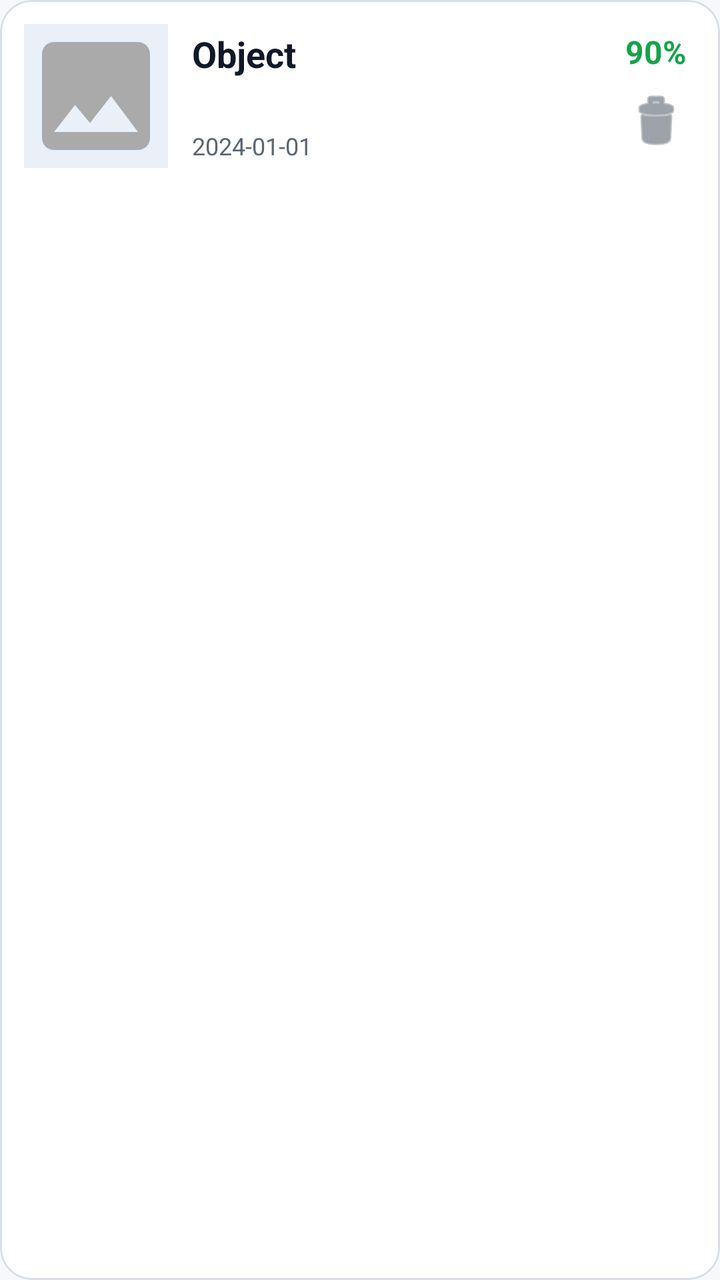
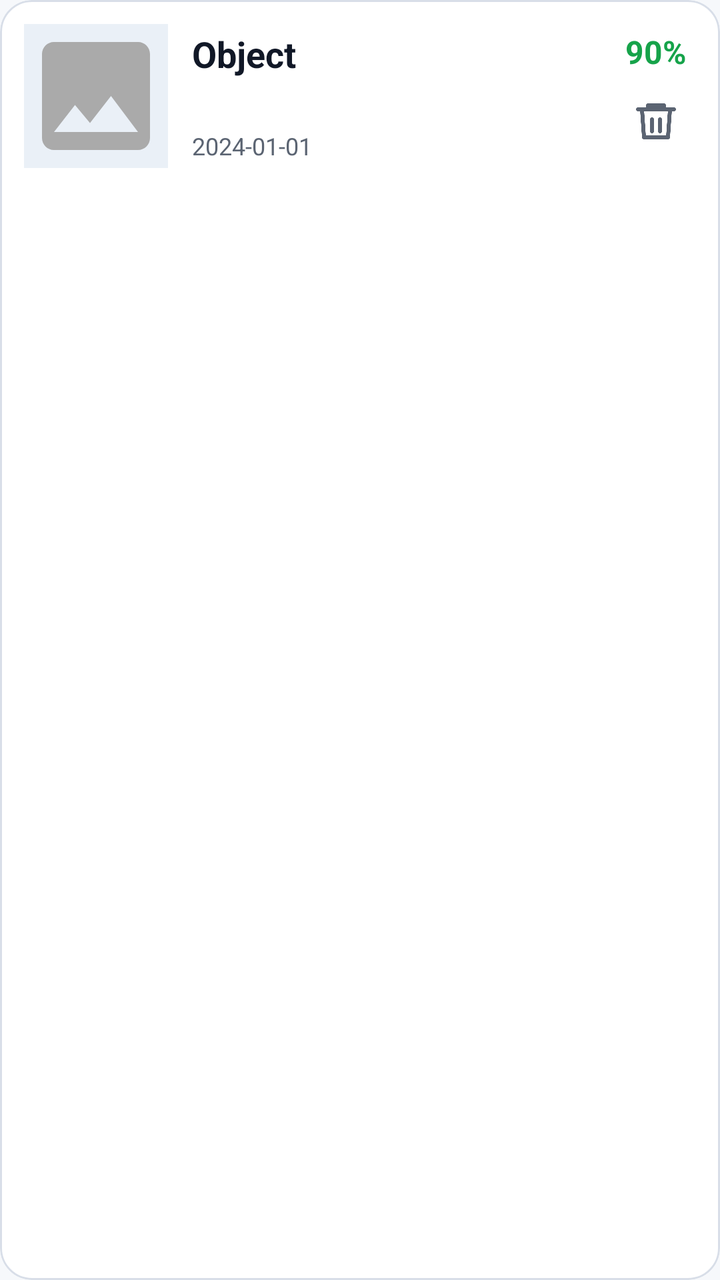

Compare the two renders of this Android layout. The source of the first and the diff that turns it into the second are given below.
<!-- AndroidManifest.xml: application theme Theme.ObjectLanguage -->
<!-- res/layout/item_history.xml -->
<?xml version="1.0" encoding="utf-8"?>
<com.google.android.material.card.MaterialCardView xmlns:android="http://schemas.android.com/apk/res/android"
    xmlns:app="http://schemas.android.com/apk/res-auto"
    android:layout_width="match_parent"
    android:layout_height="wrap_content"
    android:layout_marginBottom="10dp"
    app:cardBackgroundColor="@color/surface"
    app:cardCornerRadius="16dp"
    app:cardElevation="0dp"
    app:strokeColor="@color/divider"
    app:strokeWidth="1dp">

    <LinearLayout
        android:layout_width="match_parent"
        android:layout_height="wrap_content"
        android:gravity="center_vertical"
        android:minHeight="96dp"
        android:orientation="horizontal"
        android:padding="12dp">

        <ImageView
            android:id="@+id/ivThumbnail"
            android:layout_width="72dp"
            android:layout_height="72dp"
            android:background="@color/surface_variant"
            android:contentDescription="@string/history_image"
            android:scaleType="centerCrop"
            android:src="@drawable/ic_image_placeholder" />

        <LinearLayout
            android:layout_width="0dp"
            android:layout_height="wrap_content"
            android:layout_marginStart="12dp"
            android:layout_weight="1"
            android:orientation="vertical">

            <TextView
                android:id="@+id/tvObjectCode"
                android:layout_width="match_parent"
                android:layout_height="wrap_content"
                android:ellipsize="end"
                android:maxLines="1"
                android:text="Object"
                android:textColor="@color/text_primary"
                android:textSize="18sp"
                android:textStyle="bold" />

            <TextView
                android:id="@+id/tvDefinition"
                android:layout_width="match_parent"
                android:layout_height="wrap_content"
                android:layout_marginTop="2dp"
                android:ellipsize="end"
                android:maxLines="1"
                android:textColor="@color/text_secondary"
                android:textSize="13sp" />

            <TextView
                android:id="@+id/tvDate"
                android:layout_width="match_parent"
                android:layout_height="wrap_content"
                android:layout_marginTop="6dp"
                android:ellipsize="end"
                android:maxLines="1"
                android:text="2024-01-01"
                android:textColor="@color/text_secondary"
                android:textSize="12sp" />

            <TextView
                android:id="@+id/tvReviewStatus"
                android:layout_width="wrap_content"
                android:layout_height="wrap_content"
                android:layout_marginTop="6dp"
                android:paddingStart="8dp"
                android:paddingTop="3dp"
                android:paddingEnd="8dp"
                android:paddingBottom="3dp"
                android:textColor="@color/warning"
                android:textSize="11sp"
                android:textStyle="bold"
                android:visibility="gone" />
        </LinearLayout>

        <LinearLayout
            android:layout_width="wrap_content"
            android:layout_height="match_parent"
            android:gravity="center"
            android:orientation="vertical">

            <TextView
                android:id="@+id/tvConfidence"
                android:layout_width="wrap_content"
                android:layout_height="wrap_content"
                android:text="90%"
                android:textColor="@color/secondary"
                android:textSize="16sp"
                android:textStyle="bold" />

            <ImageButton
                android:id="@+id/btnDeleteHistory"
                android:layout_width="40dp"
                android:layout_height="40dp"
                android:layout_marginTop="4dp"
                android:background="?attr/selectableItemBackgroundBorderless"
                android:contentDescription="@string/btn_delete"
                android:src="@android:drawable/ic_menu_delete"
                app:tint="@color/text_secondary" />
        </LinearLayout>
    </LinearLayout>
</com.google.android.material.card.MaterialCardView>
<!-- resources referenced by this layout -->
<resources>
  <color name="divider">#D8DEE8</color>
  <color name="secondary">#16A34A</color>
  <color name="surface">#FFFFFF</color>
  <color name="surface_variant">#EAF0F7</color>
  <color name="text_primary">#111827</color>
  <color name="text_secondary">#5B6472</color>
  <color name="warning">#D97706</color>
  <!-- drawable ic_image_placeholder (drawable) -->
  <?xml version="1.0" encoding="utf-8"?>
  <vector xmlns:android="http://schemas.android.com/apk/res/android"
      android:width="24dp"
      android:height="24dp"
      android:viewportWidth="24"
      android:viewportHeight="24">
      <path
          android:fillColor="@android:color/darker_gray"
          android:pathData="M21,19V5c0,-1.1 -0.9,-2 -2,-2H5c-1.1,0 -2,0.9 -2,2v14c0,1.1 0.9,2 2,2h14c1.1,0 2,-0.9 2,-2zM8.5,13.5l2.5,3.01L14.5,12l4.5,6H5l3.5,-4.5z" />
  </vector>
  <string name="btn_delete">Xóa</string>
  <string name="history_image">Ảnh lịch sử quét</string>
  <color name="primary">#2563EB</color>
  <color name="primary_dark">#1E40AF</color>
  <color name="text_on_primary">#FFFFFF</color>
  <color name="background">#F6F8FB</color>
  <style name="Widget.App.CardView" parent="Widget.Material3.CardView.Elevated">
          <item name="cardBackgroundColor">@color/surface</item>
          <item name="cardCornerRadius">14dp</item>
          <item name="cardElevation">0dp</item>
          <item name="strokeWidth">0dp</item>
      </style>
  <style name="Widget.App.BottomNav" parent="Widget.Material3.BottomNavigationView">
          <item name="backgroundTint">@color/bottom_nav_bg</item>
          <item name="itemIconTint">@color/bottom_nav_color</item>
          <item name="itemTextColor">@color/bottom_nav_color</item>
          <item name="itemActiveIndicatorStyle">@style/Widget.App.BottomNav.ActiveIndicator</item>
          <item name="labelVisibilityMode">labeled</item>
          <item name="itemRippleColor">@color/primary_light</item>
      </style>
  <color name="bottom_nav_bg">#FFFFFF</color>
  <style name="Widget.App.BottomNav.ActiveIndicator" parent="Widget.Material3.BottomNavigationView.ActiveIndicator">
          <item name="android:color">@color/surface_variant</item>
          <item name="shapeAppearance">@style/ShapeAppearance.App.SmallComponent</item>
      </style>
  <color name="primary_light">#DBEAFE</color>
  <style name="ShapeAppearance.App.SmallComponent" parent="ShapeAppearance.Material3.SmallComponent">
          <item name="cornerSize">14dp</item>
      </style>
  <!-- unchanged entries left out for length: 1 -->
</resources>

<!-- the commit's change to res/layout/item_history.xml (unified diff, before → after) -->
@@ -103,7 +103,7 @@
                 android:layout_marginTop="4dp"
                 android:background="?attr/selectableItemBackgroundBorderless"
                 android:contentDescription="@string/btn_delete"
-                android:src="@android:drawable/ic_menu_delete"
+                android:src="@drawable/ic_delete"
                 app:tint="@color/text_secondary" />
         </LinearLayout>
     </LinearLayout>
<!-- resource entries referenced after the edit -->
@@ -7,6 +7,40 @@
   <color name="text_primary">#111827</color>
   <color name="text_secondary">#5B6472</color>
   <color name="warning">#D97706</color>
+  <!-- drawable ic_delete (drawable) -->
+  <?xml version="1.0" encoding="utf-8"?>
+  <vector xmlns:android="http://schemas.android.com/apk/res/android"
+      android:width="24dp"
+      android:height="24dp"
+      android:viewportWidth="24"
+      android:viewportHeight="24">
+      <path
+          android:fillColor="@android:color/transparent"
+          android:pathData="M3,6h18"
+          android:strokeColor="#000000"
+          android:strokeWidth="2"
+          android:strokeLineCap="round" />
+      <path
+          android:fillColor="@android:color/transparent"
+          android:pathData="M8,6V4h8v2"
+          android:strokeColor="#000000"
+          android:strokeWidth="2"
+          android:strokeLineCap="round"
+          android:strokeLineJoin="round" />
+      <path
+          android:fillColor="@android:color/transparent"
+          android:pathData="M19,6l-1,14H6L5,6"
+          android:strokeColor="#000000"
+          android:strokeWidth="2"
+          android:strokeLineCap="round"
+          android:strokeLineJoin="round" />
+      <path
+          android:fillColor="@android:color/transparent"
+          android:pathData="M10,11v6M14,11v6"
+          android:strokeColor="#000000"
+          android:strokeWidth="2"
+          android:strokeLineCap="round" />
+  </vector>
   <!-- drawable ic_image_placeholder (drawable) -->
   <?xml version="1.0" encoding="utf-8"?>
   <vector xmlns:android="http://schemas.android.com/apk/res/android"
